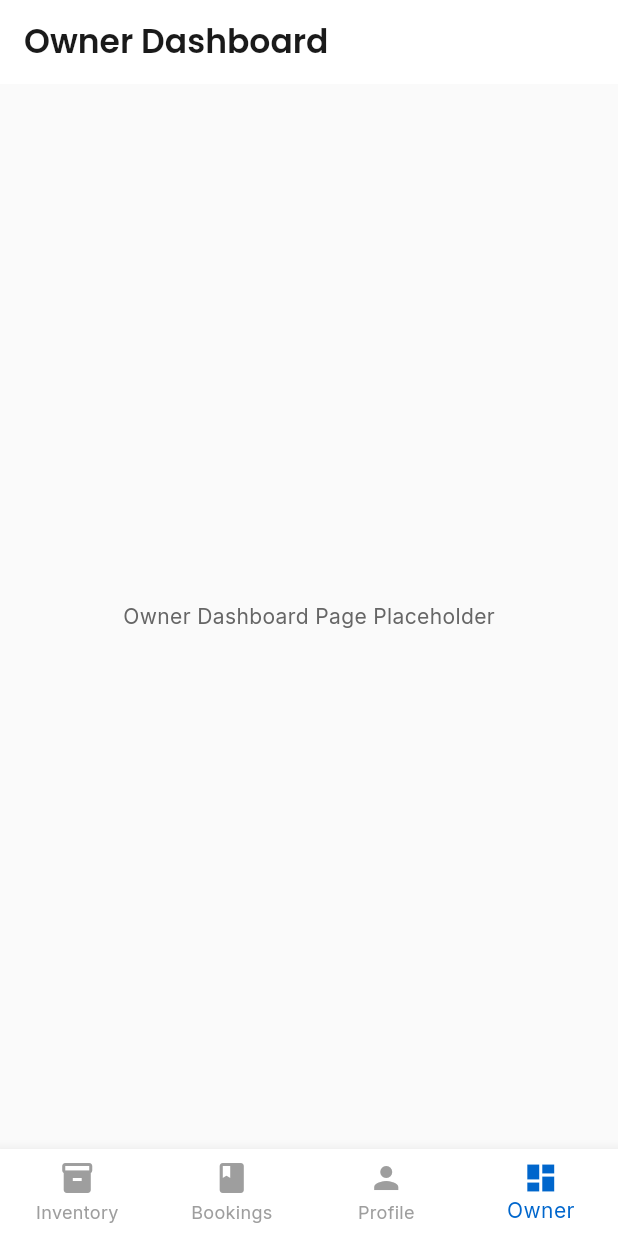
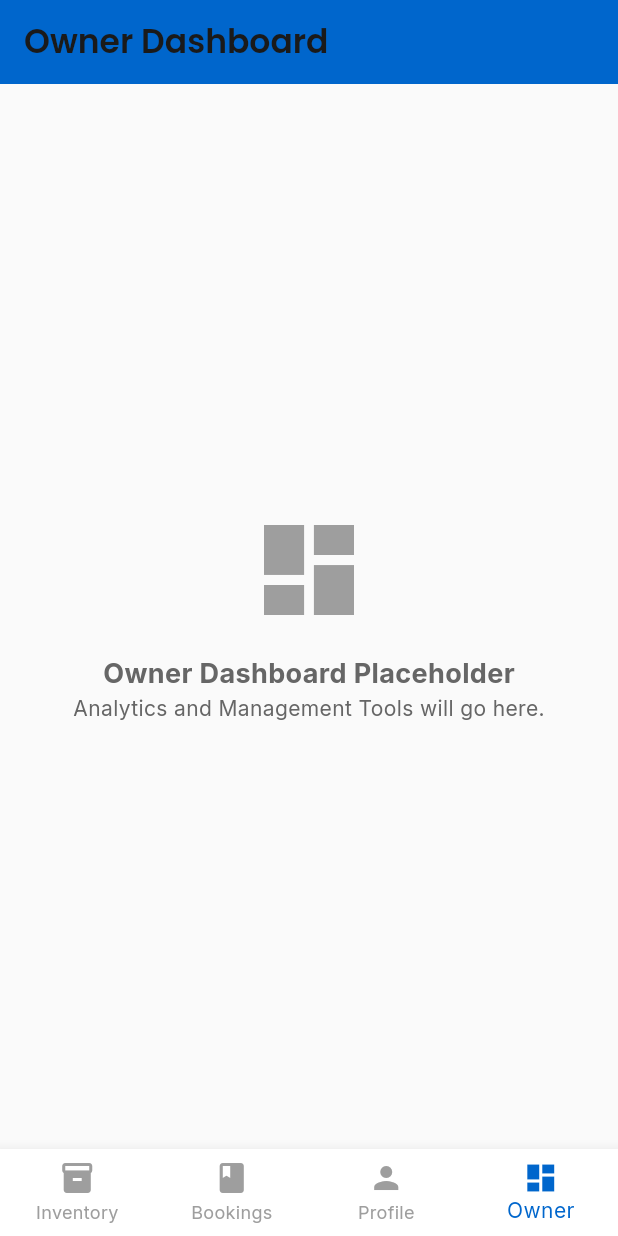
Before and after one commit to sagemage/_rental_inventory_booking_app, a Flutter app: the screen it shows after launch, item 4 of the bottom bar chosen, on a phone screen of 412 x 824 dp. Run offline on Flutter 3.47's test engine with Material 3 defaults, Android fonts, the phone set to English and light mode, and no system bars; our stand-ins replace cloud_firestore, dartz, equatable, firebase_auth, firebase_core, flutter_riverpod and 2 more; accounts and stored records are empty.

Commit message:
feat: Final code review and commit for presentation layer completion

```diff
--- a/lib/core/config/routes.dart
+++ b/lib/core/config/routes.dart
@@ -3,11 +3,13 @@ import 'package:flutter_riverpod/flutter_riverpod.dart';
 import 'package:go_router/go_router.dart';
 
 import 'package:rental_inventory_booking_app/core/presentation/shell_screen.dart';
+import 'package:rental_inventory_booking_app/features/owner_dashboard/presentation/pages/owner_dashboard_page.dart';
+
 import 'package:rental_inventory_booking_app/features/inventory/presentation/pages/inventory_list_page.dart';
 import 'package:rental_inventory_booking_app/features/inventory/presentation/pages/inventory_details_screen.dart';
+
 import 'package:rental_inventory_booking_app/features/booking/presentation/pages/booking_list_page.dart';
 import 'package:rental_inventory_booking_app/features/user/presentation/pages/profile_screen.dart';
-import 'package:rental_inventory_booking_app/features/owner/presentation/pages/owner_dashboard_page.dart';
 
 
 final GoRouter router = GoRouter(
--- a/lib/core/presentation/widgets/bottom_navigation_bar.dart
+++ b/lib/core/presentation/widgets/bottom_navigation_bar.dart
@@ -11,8 +11,8 @@ class BottomNavigationBarWidget extends StatelessWidget {
 
 
     final currentPath = ModalRoute.of(context)?.settings.name;
-    if (currentPath != null && currentPath != destinations[index]) {
-      context.go(destinations[index]);
+    if (currentPath != destinations[index]) {
+      context.go(destinations[index]); // This is the line that should change the page
     }
   }
 
--- a/lib/core/theme/theme.dart
+++ b/lib/core/theme/theme.dart
@@ -301,13 +301,13 @@ class AppTheme {
       ),
 
       // Card Theme
-      cardTheme: CardTheme(
+      cardTheme: const CardThemeData().copyWith(
         color: Colors.white,
-        elevation: 1,
-        margin: EdgeInsets.zero,
+        elevation: 4,
         shape: RoundedRectangleBorder(
           borderRadius: BorderRadius.circular(12),
         ),
+        margin: const EdgeInsets.symmetric(horizontal: 16, vertical: 8),
       ),
 
       // Chip Theme
--- a/lib/features/booking/presentation/providers/booking_providers.dart
+++ b/lib/features/booking/presentation/providers/booking_providers.dart
@@ -1,5 +1,6 @@
 import 'package:cloud_firestore/cloud_firestore.dart';
 import 'package:flutter_riverpod/flutter_riverpod.dart';
+import 'package:flutter_riverpod/legacy.dart';
 
 import '../../data/datasources/firebase_booking_remote_data_source.dart';
 import '../../data/repositories/booking_repository_impl.dart';
--- a/lib/features/booking/presentation/state/booking_notifier.dart
+++ b/lib/features/booking/presentation/state/booking_notifier.dart
@@ -1,4 +1,4 @@
-import 'package:flutter_riverpod/flutter_riverpod.dart';
+import 'package:flutter_riverpod/legacy.dart';
 import 'package:rental_inventory_booking_app/features/booking/domain/entities/booking.dart';
 import 'package:rental_inventory_booking_app/features/booking/domain/usecases/create_booking.dart';
 import 'package:rental_inventory_booking_app/features/booking/domain/usecases/get_bookings_for_user.dart';
--- a/lib/features/inventory/presentation/providers/inventory_providers.dart
+++ b/lib/features/inventory/presentation/providers/inventory_providers.dart
@@ -1,5 +1,6 @@
 import 'package:cloud_firestore/cloud_firestore.dart';
 import 'package:flutter_riverpod/flutter_riverpod.dart';
+import 'package:flutter_riverpod/legacy.dart';
 import '../../data/datasources/inventory_remote_data_source_impl.dart';
 import '../../data/repositories/inventory_repository_impl.dart';
 import '../../domain/usecases/get_inventory_list.dart';
--- a/lib/features/inventory/presentation/state/inventory_notifier.dart
+++ b/lib/features/inventory/presentation/state/inventory_notifier.dart
@@ -1,4 +1,4 @@
-import 'package:flutter_riverpod/flutter_riverpod.dart';
+import 'package:flutter_riverpod/legacy.dart';
 import 'package:rental_inventory_booking_app/features/inventory/domain/entities/inventory_item.dart';
 import 'package:rental_inventory_booking_app/features/inventory/domain/usecases/get_inventory_list.dart';
 import 'package:rental_inventory_booking_app/features/inventory/domain/usecases/get_inventory_item_details.dart';
--- a/lib/features/owner/presentation/pages/owner_dashboard_page.dart
+++ /dev/null
@@ -1,13 +0,0 @@
-import 'package:flutter/material.dart';
-
-class OwnerDashboardPage extends StatelessWidget {
-  const OwnerDashboardPage({super.key});
-
-  @override
-  Widget build(BuildContext context) {
-    return Scaffold(
-      appBar: AppBar(title: const Text('Owner Dashboard')),
-      body: const Center(child: Text('Owner Dashboard Page Placeholder')),
-    );
-  }
-}
--- a/lib/features/owner_dashboard/presentation/providers/owner_dashboard_providers.dart
+++ b/lib/features/owner_dashboard/presentation/providers/owner_dashboard_providers.dart
@@ -1,5 +1,6 @@
 import 'package:flutter_riverpod/flutter_riverpod.dart';
 import 'package:cloud_firestore/cloud_firestore.dart';
+import 'package:flutter_riverpod/legacy.dart';
 import '../state/owner_dashboard_notifier.dart';
 import '../../data/datasources/owner_dashboard_remote_data_source.dart';
 import '../../data/datasources/owner_dashboard_remote_data_source_impl.dart';
--- a/lib/features/inventory/presentation/screens/owner_inventory_manage_screen.dart
+++ b/lib/features/owner_dashboard/presentation/screens/owner_inventory_manage_screen.dart
@@ -1,7 +1,7 @@
 import 'package:flutter/material.dart';
 import 'package:flutter_riverpod/flutter_riverpod.dart';
 import 'package:go_router/go_router.dart';
-import '../providers/inventory_providers.dart';
+import '../../../inventory/presentation/providers/inventory_providers.dart';
 
 class OwnerInventoryManageScreen extends ConsumerStatefulWidget {
   const OwnerInventoryManageScreen({super.key});
--- a/lib/features/owner_dashboard/presentation/state/owner_dashboard_notifier.dart
+++ b/lib/features/owner_dashboard/presentation/state/owner_dashboard_notifier.dart
@@ -1,5 +1,5 @@
-import 'package:flutter_riverpod/flutter_riverpod.dart';
 import 'package:equatable/equatable.dart';
+import 'package:flutter_riverpod/legacy.dart';
 import '../../domain/entities/owner_dashboard.dart';
 import '../../domain/usecases/get_dashboard_overview.dart';
 import '../../domain/usecases/get_owner_bookings.dart';
--- a/lib/features/user/presentation/providers/session_provider.dart
+++ b/lib/features/user/presentation/providers/session_provider.dart
@@ -1,4 +1,4 @@
-import 'package:flutter_riverpod/flutter_riverpod.dart';
+import 'package:flutter_riverpod/legacy.dart';
 import 'package:rental_inventory_booking_app/features/user/domain/entities/user.dart';
 
 /// Simple session provider exposing the current user's role.
```
Also changed, not shown: lib/core/error/router/routes.dart (+63 -4 lines), lib/features/user/presentation/screens/user_profile_screen.dart (added, +21 -0 lines), pubspec.yaml (+9 -9 lines), lib/features/owner_dashboard/presentation/screens/owner_edit_item_screen.dart (line endings or trailing spaces), pubspec.lock.
